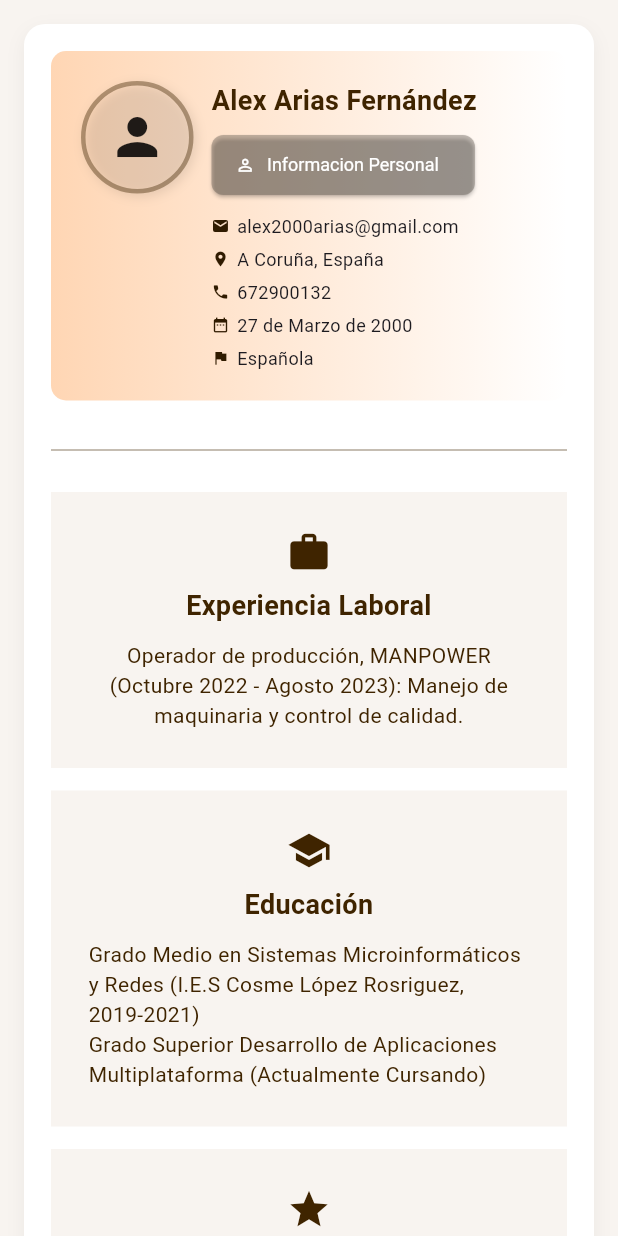
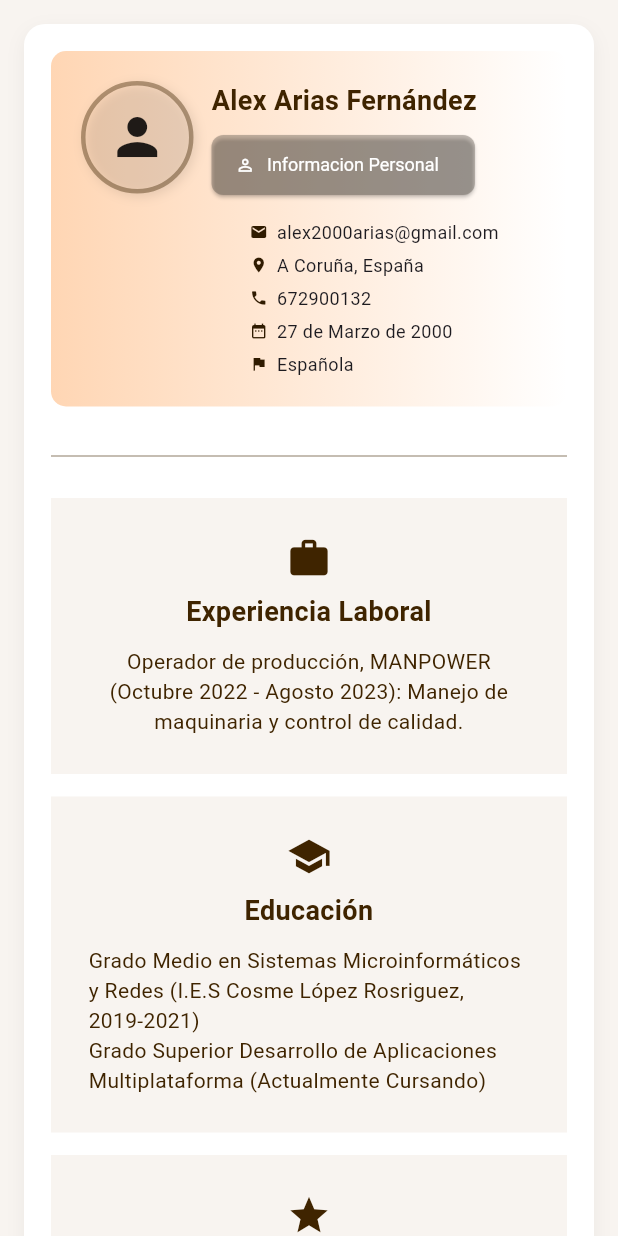
Before and after one commit to alexariasfernandez/t7.1, a Flutter app: the screen it shows after launch, after a tap on "Informacion Personal", on a phone screen of 412 x 824 dp. Run offline on Flutter 3.47's test engine with Material 3 defaults, Android fonts, the phone set to English and light mode, and no system bars; network calls fail; Roboto replaces fonts that are missing (Arial).

Commit message:
Boton nuevo

```diff
--- a/lib/main.dart
+++ b/lib/main.dart
@@ -418,8 +418,10 @@ Widget infoMovil() {
 }
 
 // BOTÓN DE CONTACTO
+
 class btnInformacion extends StatefulWidget {
   const btnInformacion({super.key});
+
   @override
   State<btnInformacion> createState() => _estadoBotonContacto();
 }
@@ -429,90 +431,51 @@ class _estadoBotonContacto extends State<btnInformacion> {
 
   @override
   Widget build(BuildContext context) {
-    if (isWide) {
     return Column(
-        mainAxisAlignment: MainAxisAlignment.center,
-
+      crossAxisAlignment:
+          isWide ? CrossAxisAlignment.center : CrossAxisAlignment.start,
       children: [
         ElevatedButton.icon(
           onPressed: () => setState(() => _showContact = !_showContact),
           icon: const Icon(Icons.person_outline, size: 13),
           label: const Text('Informacion Personal'),
         ),
-          const SizedBox(height: 29),
+        const SizedBox(height: 12),
+
         AnimatedCrossFade(
-            alignment: AlignmentGeometry.center,
           duration: const Duration(milliseconds: 300),
-            // Primer hijo obligatorio
-            firstChild: Container(),
-            secondChild: Container(
+          alignment: Alignment.center,
+
+          firstChild: const SizedBox.shrink(),
+
+          secondChild: Center(
             child: Column(
-               crossAxisAlignment: CrossAxisAlignment.center,
+              mainAxisSize: MainAxisSize.min,
+              crossAxisAlignment: CrossAxisAlignment.start,
               children: const [
-                  Row(
-                    children: [
-                      Icon(
-                        Icons.email,
-                        size: 12,
-                        color: Color.fromARGB(255, 48, 27, 0),
-                      ),
-                      SizedBox(width: 5),
-                      Text(
-                        'alex2000arias@gmail.com',
-                        style: TextStyle(fontSize: 12),
-                      ),
-                    ],
+                _FilaInfo(
+                  icon: Icons.email,
+                  text: 'alex2000arias@gmail.com',
                 ),
                 SizedBox(height: 5),
-                  Row(
-                    children: [
-                      Icon(
-                        Icons.location_on,
-                        size: 12,
-                        color: Color.fromARGB(255, 48, 27, 0),
-                      ),
-                      SizedBox(width: 5),
-                      Text('A Coruña, España', style: TextStyle(fontSize: 12)),
-                    ],
+                _FilaInfo(
+                  icon: Icons.location_on,
+                  text: 'A Coruña, España',
                 ),
                 SizedBox(height: 5),
-                  Row(
-                    children: [
-                      Icon(
-                        Icons.phone,
-                        size: 12,
-                        color: Color.fromARGB(255, 48, 27, 0),
-                      ),
-                      SizedBox(width: 5),
-                      Text('672900132', style: TextStyle(fontSize: 12)),
-                    ],
+                _FilaInfo(
+                  icon: Icons.phone,
+                  text: '672900132',
                 ),
                 SizedBox(height: 5),
-                  Row(
-                    children: [
-                      Icon(
-                        Icons.date_range,
-                        size: 12,
-                        color: Color.fromARGB(255, 48, 27, 0),
-                      ),
-                      SizedBox(width: 5),
-                      Text(
-                        '27 de Marzo de 2000',
-                        style: TextStyle(fontSize: 12),
-                      ),
-                    ],
+                _FilaInfo(
+                  icon: Icons.date_range,
+                  text: '27 de Marzo de 2000',
                 ),
                 SizedBox(height: 5),
-                  Row(
-                    children: [
-                      Icon(
-                        Icons.flag,
-                        size: 12,
-                        color: Color.fromARGB(255, 48, 27, 0),
-                      ),
-                      SizedBox(width: 5),
-                      Text('Española', style: TextStyle(fontSize: 12)),
-                    ],
+                _FilaInfo(
+                  icon: Icons.flag,
+                  text: 'Española',
                 ),
               ],
             ),
@@ -524,91 +487,33 @@ class _estadoBotonContacto extends State<btnInformacion> {
         ),
       ],
     );
-    } else {
-      return Column(
-        crossAxisAlignment: CrossAxisAlignment.start,
-        children: [
-          ElevatedButton.icon(
-            onPressed: () => setState(() => _showContact = !_showContact),
-            icon: const Icon(Icons.person_outline, size: 13),
-            label: const Text('Informacion Personal'),
-          ),
-          const SizedBox(height: 8),
-          AnimatedCrossFade(
-            duration: const Duration(milliseconds: 300),
-            firstChild: Container(),
-            secondChild: Column(
-              children: const [
-                Row(
+  }
+}
+class _FilaInfo extends StatelessWidget {
+  final IconData icon;
+  final String text;
+
+  const _FilaInfo({
+    required this.icon,
+    required this.text,
+  });
+
+  @override
+  Widget build(BuildContext context) {
+    return Row(
+      mainAxisSize: MainAxisSize.min,
       children: [
         Icon(
-                      Icons.email,
+          icon,
           size: 12,
           color: Color.fromARGB(255, 48, 27, 0),
         ),
-                    SizedBox(width: 5),
+        const SizedBox(width: 6),
         Text(
-                      'alex2000arias@gmail.com',
-                      style: TextStyle(fontSize: 12),
-                    ),
-                  ],
-                ),
-                SizedBox(height: 5),
-                Row(
-                  children: [
-                    Icon(
-                      Icons.location_on,
-                      size: 12,
-                      color: Color.fromARGB(255, 48, 27, 0),
-                    ),
-                    SizedBox(width: 5),
-                    Text('A Coruña, España', style: TextStyle(fontSize: 12)),
-                  ],
-                ),
-                SizedBox(height: 5),
-                Row(
-                  children: [
-                    Icon(
-                      Icons.phone,
-                      size: 12,
-                      color: Color.fromARGB(255, 48, 27, 0),
-                    ),
-                    SizedBox(width: 5),
-                    Text('672900132', style: TextStyle(fontSize: 12)),
-                  ],
-                ),
-                SizedBox(height: 5),
-                Row(
-                  children: [
-                    Icon(
-                      Icons.date_range,
-                      size: 12,
-                      color: Color.fromARGB(255, 48, 27, 0),
-                    ),
-                    SizedBox(width: 5),
-                    Text('27 de Marzo de 2000', style: TextStyle(fontSize: 12)),
-                  ],
-                ),
-                SizedBox(height: 5),
-                Row(
-                  children: [
-                    Icon(
-                      Icons.flag,
-                      size: 12,
-                      color: Color.fromARGB(255, 48, 27, 0),
-                    ),
-                    SizedBox(width: 5),
-                    Text('Española', style: TextStyle(fontSize: 12)),
-                  ],
-                ),
-              ],
-            ),
-            crossFadeState: _showContact
-                ? CrossFadeState.showSecond
-                : CrossFadeState.showFirst,
+          text,
+          style: const TextStyle(fontSize: 12),
         ),
       ],
     );
   }
 }
-}
```
Lines whose indentation alone changed are shown as unchanged.
